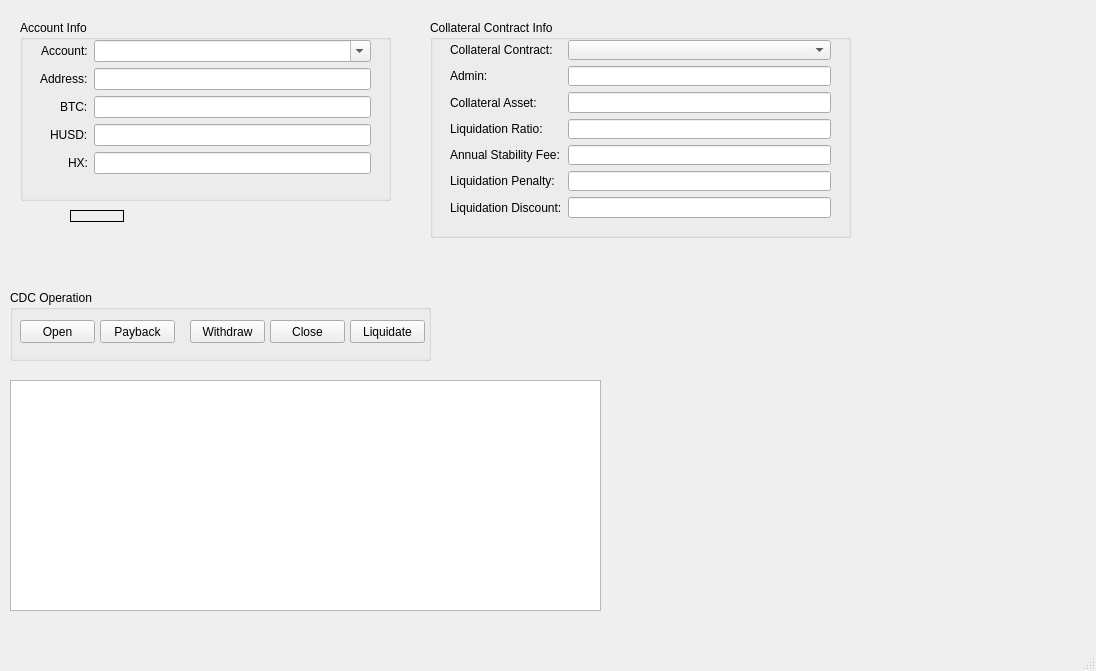
Qt form examples/pcm_main.ui (hyperdao/stable_coin_python_sdk) before a commit.
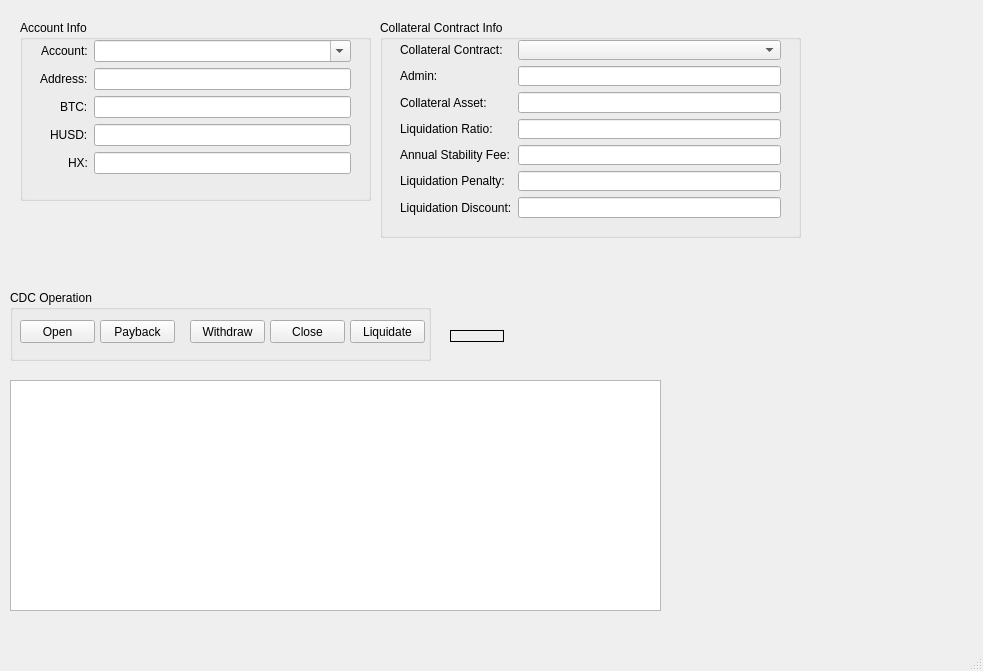
The same form after that commit.

What changed in the file:
```diff
--- a/examples/pcm_main.ui
+++ b/examples/pcm_main.ui
@@ -6,7 +6,7 @@
    <rect>
     <x>0</x>
     <y>0</y>
-    <width>1096</width>
+    <width>983</width>
     <height>671</height>
    </rect>
   </property>
@@ -19,7 +19,7 @@
      <rect>
       <x>10</x>
       <y>380</y>
-      <width>591</width>
+      <width>651</width>
       <height>231</height>
      </rect>
     </property>
@@ -41,7 +41,7 @@
      <rect>
       <x>20</x>
       <y>20</y>
-      <width>371</width>
+      <width>351</width>
       <height>181</height>
      </rect>
     </property>
@@ -53,7 +53,7 @@
       <rect>
        <x>20</x>
        <y>20</y>
-       <width>331</width>
+       <width>311</width>
        <height>141</height>
       </rect>
      </property>
@@ -121,7 +121,7 @@
    <widget class="QGroupBox" name="groupBox_2">
     <property name="geometry">
      <rect>
-      <x>430</x>
+      <x>380</x>
       <y>20</y>
       <width>421</width>
       <height>218</height>
@@ -130,7 +130,7 @@
     <property name="title">
      <string>Collateral Contract Info</string>
     </property>
-    <widget class="QWidget" name="">
+    <widget class="QWidget" name="layoutWidget">
      <property name="geometry">
       <rect>
        <x>20</x>
@@ -216,8 +216,8 @@
    <widget class="QLabel" name="syncLabel">
     <property name="geometry">
      <rect>
-      <x>70</x>
-      <y>210</y>
+      <x>450</x>
+      <y>330</y>
       <width>54</width>
       <height>12</height>
      </rect>
@@ -319,7 +319,11 @@
     </rect>
    </property>
   </widget>
-  <widget class="QStatusBar" name="statusbar"/>
+  <widget class="QStatusBar" name="statusbar">
+   <property name="autoFillBackground">
+    <bool>false</bool>
+   </property>
+  </widget>
  </widget>
  <resources/>
  <connections/>
```
Left out of the diff: 10 changed lines with no effect on the pictures.
